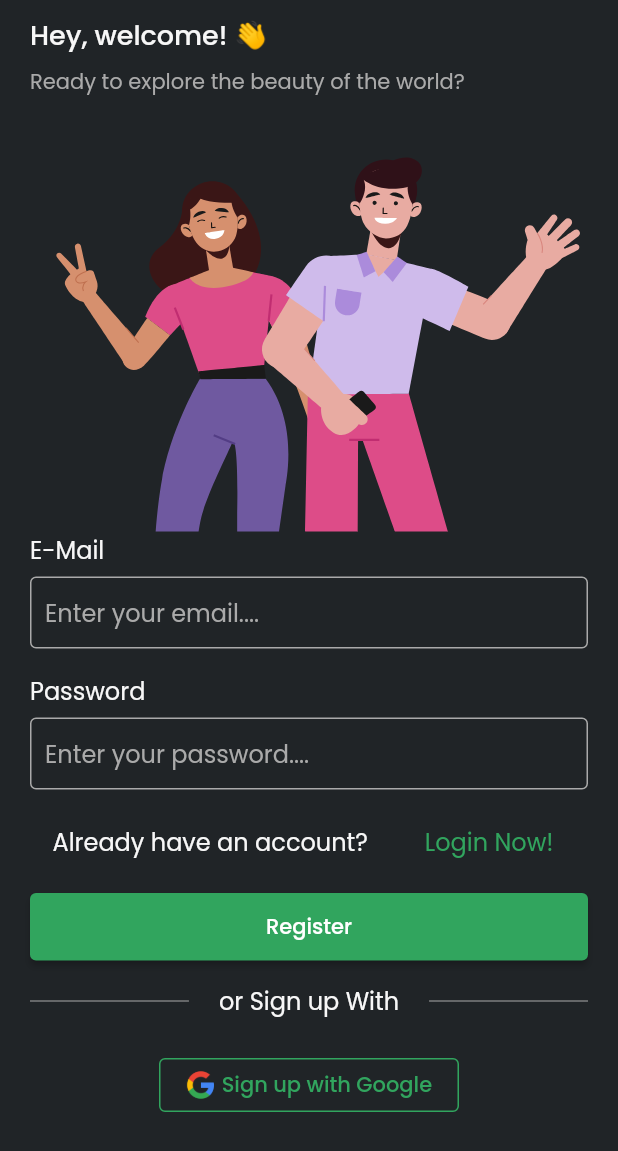
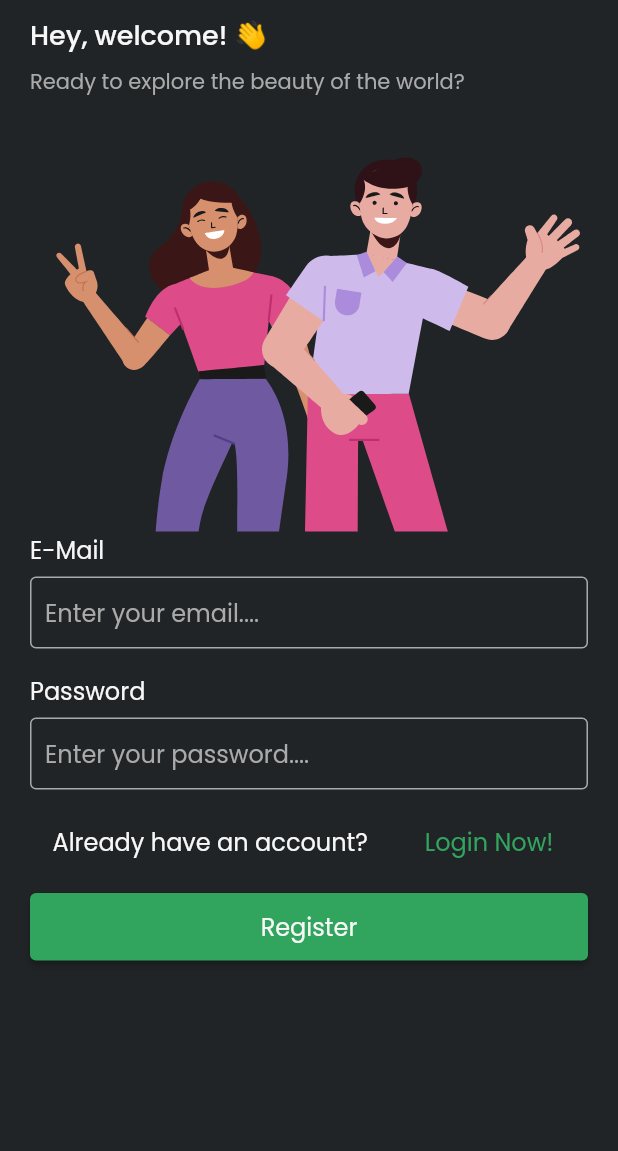
Before and after one commit to bagussubagja/travel-kuy-app, a Flutter app: the LoginScreen screen opened by its route, after a tap on "Register Now!", on a phone screen of 412 x 824 dp. Shown: the top 1151 px of the screen. Run offline on Flutter 3.47's test engine with Material 2 defaults, Android fonts, the phone set to English and light mode, and no system bars; drawn by our look-alikes of lottie; our stand-ins replace flutter_onboarding_slider, flutter_rating_bar, readmore, salomon_bottom_bar; missing offline and left inert: count_stepper, floating_navbar, indonesia, switch_tab; project files that could hold a hidden picture were left out.

Commit message:
Remove Sign in with Google Button

```diff
--- a/lib/main.dart
+++ b/lib/main.dart
@@ -12,7 +12,7 @@ class MyApp extends StatelessWidget {
     return MaterialApp(
       title: 'Travel Kuy App',
       theme: ThemeData(primarySwatch: Colors.green, fontFamily: 'Poppins'),
-      initialRoute: AppRoutes.bodyScreen,
+      initialRoute: AppRoutes.registerScreen,
       routes: AppRoutes.routes,
     );
   }
--- a/lib/screens/authentication/login_screen.dart
+++ b/lib/screens/authentication/login_screen.dart
@@ -92,62 +92,62 @@ class _LoginScreenState extends State<LoginScreen> {
                           context, AppRoutes.bodyScreen, (route) => false);
                     },
                     style: ElevatedButton.styleFrom(primary: greenDarkerColor),
-                    child: const Text('Login'),
+                    child: Text('Login', style: regularText,),
                   ),
                 ),
-                const SizedBox(
-                  height: 15,
-                ),
-                Row(
-                  children: [
-                    Flexible(
-                      child: Divider(
-                        color: greyColor,
-                        height: 2,
-                      ),
-                    ),
-                    const SizedBox(
-                      width: 20,
-                    ),
-                    Text(
-                      'or Sign in With',
-                      style: regularText,
-                    ),
-                    const SizedBox(
-                      width: 20,
-                    ),
-                    Flexible(
-                      child: Divider(
-                        color: greyColor,
-                        height: 2,
-                      ),
-                    ),
-                  ],
-                ),
-                const SizedBox(
-                  height: 20,
-                ),
-                Center(
-                  child: SizedBox(
-                    width: 200,
-                    child: OutlinedButton(
-                        onPressed: () {},
-                        style: OutlinedButton.styleFrom(
-                          primary: greenDarkerColor,
-                          side: BorderSide(width: 1.0, color: greenDarkerColor),
-                        ),
-                        child: Row(
-                          mainAxisAlignment: MainAxisAlignment.spaceAround,
-                          children: [
-                            Image.asset(
-                              'assets/images/google-logo.png',
-                              height: 20,
-                            ),
-                            const Text('Sign in with Google')
-                          ],
-                        )),
-                  ),
-                )
+                // const SizedBox(
+                //   height: 15,
+                // ),
+                // Row(
+                //   children: [
+                //     Flexible(
+                //       child: Divider(
+                //         color: greyColor,
+                //         height: 2,
+                //       ),
+                //     ),
+                //     const SizedBox(
+                //       width: 20,
+                //     ),
+                //     Text(
+                //       'or Sign in With',
+                //       style: regularText,
+                //     ),
+                //     const SizedBox(
+                //       width: 20,
+                //     ),
+                //     Flexible(
+                //       child: Divider(
+                //         color: greyColor,
+                //         height: 2,
+                //       ),
+                //     ),
+                //   ],
+                // ),
+                // const SizedBox(
+                //   height: 20,
+                // ),
+                // Center(
+                //   child: SizedBox(
+                //     width: 200,
+                //     child: OutlinedButton(
+                //         onPressed: () {},
+                //         style: OutlinedButton.styleFrom(
+                //           primary: greenDarkerColor,
+                //           side: BorderSide(width: 1.0, color: greenDarkerColor),
+                //         ),
+                //         child: Row(
+                //           mainAxisAlignment: MainAxisAlignment.spaceAround,
+                //           children: [
+                //             Image.asset(
+                //               'assets/images/google-logo.png',
+                //               height: 20,
+                //             ),
+                //             const Text('Sign in with Google')
+                //           ],
+                //         )),
+                //   ),
+                // )
               ],
             ),
           ),
--- a/lib/screens/authentication/register_screen.dart
+++ b/lib/screens/authentication/register_screen.dart
@@ -81,62 +81,62 @@ class RegisterScreen extends StatelessWidget {
                   child: ElevatedButton(
                     onPressed: () {},
                     style: ElevatedButton.styleFrom(primary: greenDarkerColor),
-                    child: const Text('Register'),
+                    child: Text('Register', style: regularText,),
                   ),
                 ),
-                const SizedBox(
-                  height: 15,
-                ),
-                Row(
-                  children: [
-                    Flexible(
-                      child: Divider(
-                        color: greyColor,
-                        height: 2,
-                      ),
-                    ),
-                    const SizedBox(
-                      width: 20,
-                    ),
-                    Text(
-                      'or Sign up With',
-                      style: regularText,
-                    ),
-                    const SizedBox(
-                      width: 20,
-                    ),
-                    Flexible(
-                      child: Divider(
-                        color: greyColor,
-                        height: 2,
-                      ),
-                    ),
-                  ],
-                ),
-                const SizedBox(
-                  height: 20,
-                ),
-                Center(
-                  child: SizedBox(
-                    width: 200,
-                    child: OutlinedButton(
-                        onPressed: () {},
-                        style: OutlinedButton.styleFrom(
-                          primary: greenDarkerColor,
-                          side: BorderSide(width: 1.0, color: greenDarkerColor),
-                        ),
-                        child: Row(
-                          mainAxisAlignment: MainAxisAlignment.spaceAround,
-                          children: [
-                            Image.asset(
-                              'assets/images/google-logo.png',
-                              height: 20,
-                            ),
-                            const Text('Sign up with Google')
-                          ],
-                        )),
-                  ),
-                )
+                // const SizedBox(
+                //   height: 15,
+                // ),
+                // Row(
+                //   children: [
+                //     Flexible(
+                //       child: Divider(
+                //         color: greyColor,
+                //         height: 2,
+                //       ),
+                //     ),
+                //     const SizedBox(
+                //       width: 20,
+                //     ),
+                //     Text(
+                //       'or Sign up With',
+                //       style: regularText,
+                //     ),
+                //     const SizedBox(
+                //       width: 20,
+                //     ),
+                //     Flexible(
+                //       child: Divider(
+                //         color: greyColor,
+                //         height: 2,
+                //       ),
+                //     ),
+                //   ],
+                // ),
+                // const SizedBox(
+                //   height: 20,
+                // ),
+                // Center(
+                //   child: SizedBox(
+                //     width: 200,
+                //     child: OutlinedButton(
+                //         onPressed: () {},
+                //         style: OutlinedButton.styleFrom(
+                //           primary: greenDarkerColor,
+                //           side: BorderSide(width: 1.0, color: greenDarkerColor),
+                //         ),
+                //         child: Row(
+                //           mainAxisAlignment: MainAxisAlignment.spaceAround,
+                //           children: [
+                //             Image.asset(
+                //               'assets/images/google-logo.png',
+                //               height: 20,
+                //             ),
+                //             const Text('Sign up with Google')
+                //           ],
+                //         )),
+                //   ),
+                // )
               ],
             ),
           ),
```
